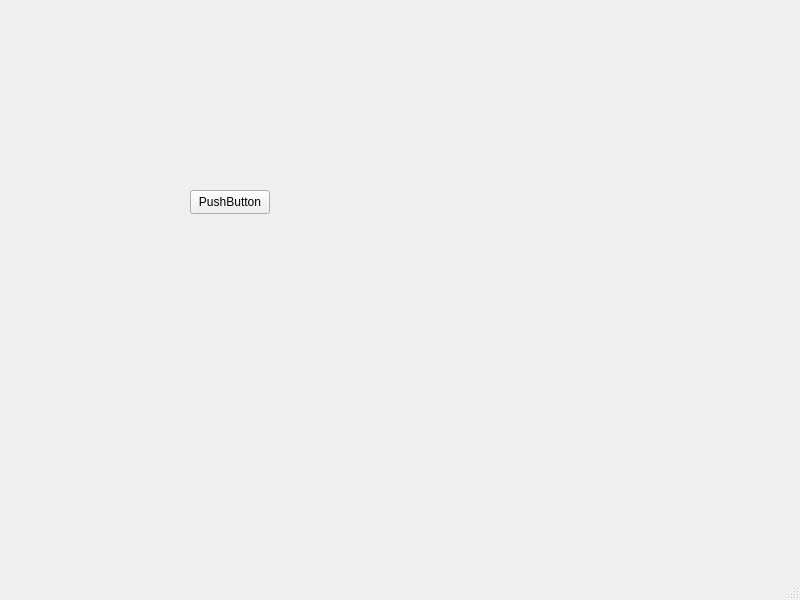
Qt form RecipeDataSeeding/dashboard.ui (bigdog765/qt-database) before a commit.
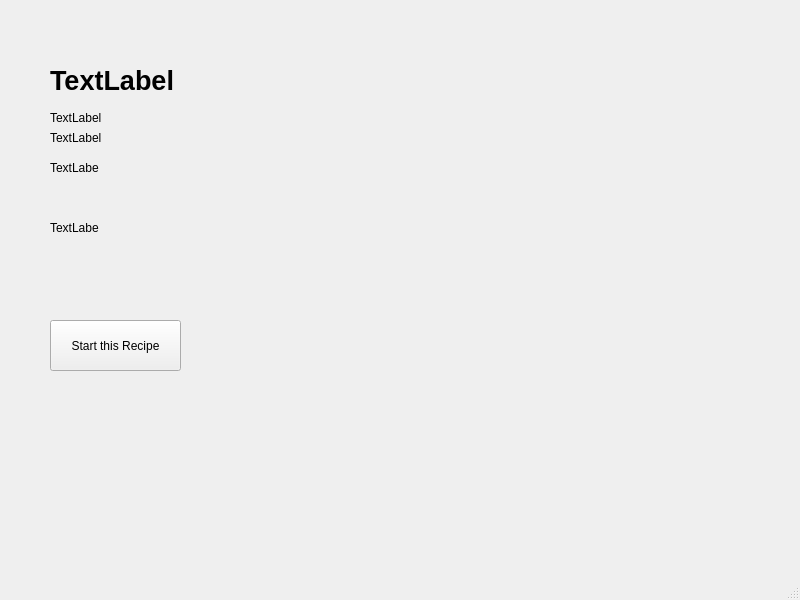
The same form after that commit.

Commit message: recipe dashboard setup

The edit to the form file:
```diff
--- a/RecipeDataSeeding/dashboard.ui
+++ b/RecipeDataSeeding/dashboard.ui
@@ -17,14 +17,85 @@
    <widget class="QPushButton" name="pushButton">
     <property name="geometry">
      <rect>
-      <x>190</x>
-      <y>190</y>
-      <width>80</width>
-      <height>24</height>
+      <x>50</x>
+      <y>320</y>
+      <width>131</width>
+      <height>51</height>
      </rect>
     </property>
     <property name="text">
-     <string>PushButton</string>
+     <string>Start this Recipe</string>
+    </property>
+   </widget>
+   <widget class="QLabel" name="recipeName">
+    <property name="geometry">
+     <rect>
+      <x>50</x>
+      <y>50</y>
+      <width>691</width>
+      <height>61</height>
+     </rect>
+    </property>
+    <property name="font">
+     <font>
+      <pointsize>20</pointsize>
+      <bold>true</bold>
+     </font>
+    </property>
+    <property name="text">
+     <string>TextLabel</string>
+    </property>
+   </widget>
+   <widget class="QLabel" name="servingSize">
+    <property name="geometry">
+     <rect>
+      <x>50</x>
+      <y>110</y>
+      <width>181</width>
+      <height>16</height>
+     </rect>
+    </property>
+    <property name="text">
+     <string>TextLabel</string>
+    </property>
+   </widget>
+   <widget class="QLabel" name="totalNutrition">
+    <property name="geometry">
+     <rect>
+      <x>50</x>
+      <y>160</y>
+      <width>49</width>
+      <height>16</height>
+     </rect>
+    </property>
+    <property name="text">
+     <string>TextLabel</string>
+    </property>
+   </widget>
+   <widget class="QLabel" name="ingredients">
+    <property name="geometry">
+     <rect>
+      <x>50</x>
+      <y>220</y>
+      <width>49</width>
+      <height>16</height>
+     </rect>
+    </property>
+    <property name="text">
+     <string>TextLabel</string>
+    </property>
+   </widget>
+   <widget class="QLabel" name="prepTime">
+    <property name="geometry">
+     <rect>
+      <x>50</x>
+      <y>130</y>
+      <width>161</width>
+      <height>16</height>
+     </rect>
+    </property>
+    <property name="text">
+     <string>TextLabel</string>
     </property>
    </widget>
   </widget>
```
Left out of the diff: 4 changed lines with no effect on the pictures. The commit also changes 20 other files.
